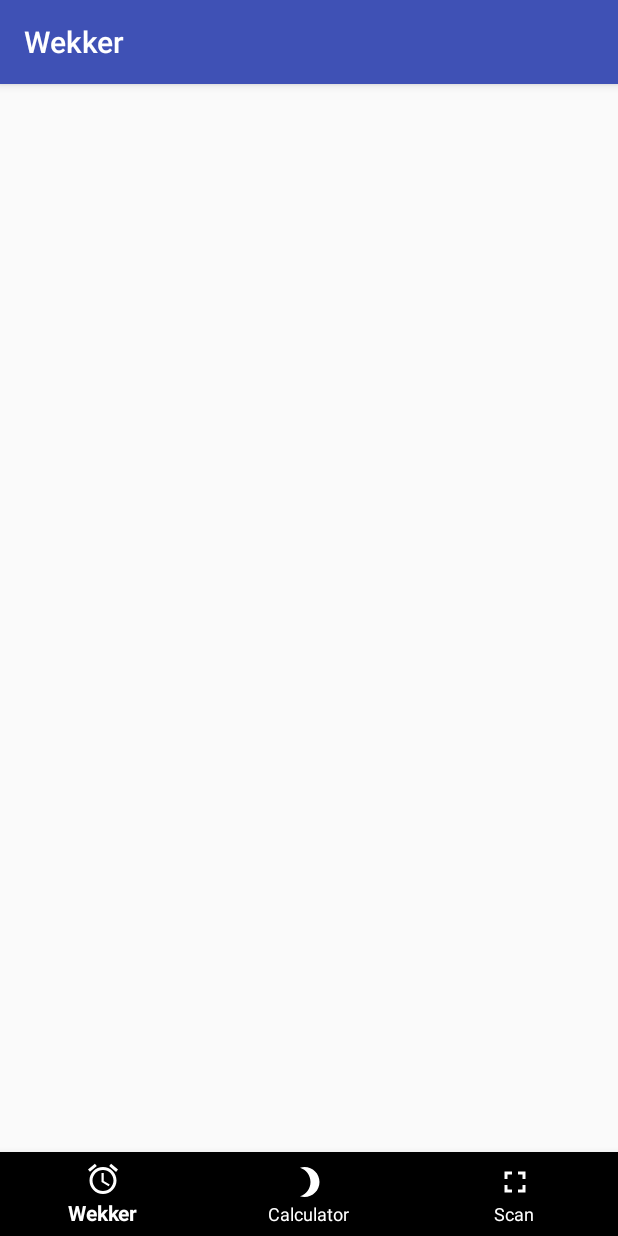
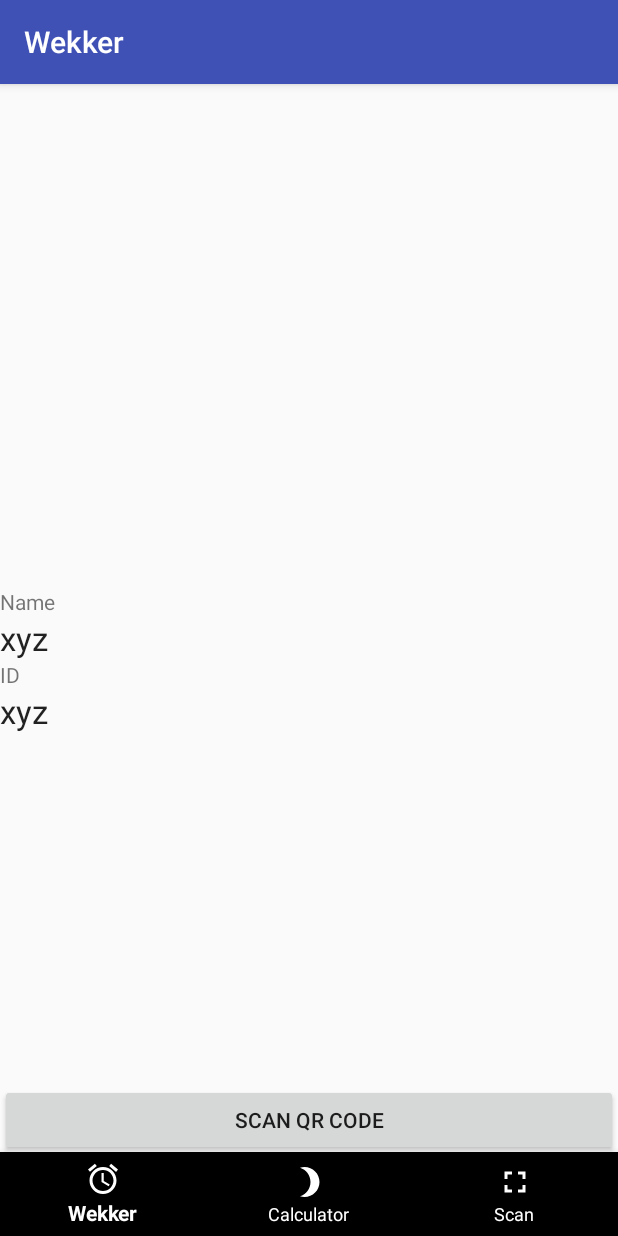
Before and after one commit to BabaCristian/AppoftheYear, an Android app: the ScannerActivity screen opened directly, with no data from a screen before it, on a phone screen of 412 x 824 dp. Run offline under Robolectric (Android 15) with nearby library versions, the phone set to English and light mode, and no system bars; libraries missing offline, so code that uses them is left out: com.google.zxing.integration; 2 statements that could not run were skipped.

Commit message:
Qr scanner works

```diff
--- a/WakeR/app/build.gradle
+++ b/WakeR/app/build.gradle
@@ -25,8 +25,8 @@ dependencies {
     implementation 'com.android.support:design:27.1.1'
     implementation 'com.android.support.constraint:constraint-layout:1.1.3'
     implementation 'com.android.support:support-v4:27.1.1'
+    implementation 'com.journeyapps:zxing-android-embedded:3.4.0'
     testImplementation 'junit:junit:4.12'
     androidTestImplementation 'com.android.support.test:runner:1.0.2'
     androidTestImplementation 'com.android.support.test.espresso:espresso-core:3.0.2'
-    implementation 'com.google.android.gms:play-services-vision:15.0.0'
 }
--- a/WakeR/app/src/main/java/com/example/crist/waker/ScannerActivity.java
+++ b/WakeR/app/src/main/java/com/example/crist/waker/ScannerActivity.java
@@ -6,11 +6,24 @@ import android.support.design.widget.BottomNavigationView;
 import android.support.v7.app.AppCompatActivity;
 import android.os.Bundle;
 import android.view.MenuItem;
+import android.view.View;
+import android.widget.Button;
 import android.widget.FrameLayout;
+import android.widget.TextView;
+import android.widget.Toast;
 
-public class ScannerActivity extends AppCompatActivity {
+import com.google.zxing.integration.android.IntentIntegrator;
+import com.google.zxing.integration.android.IntentResult;
+
+import org.json.JSONException;
+import org.json.JSONObject;
+
+public class ScannerActivity extends AppCompatActivity implements View.OnClickListener {
     private BottomNavigationView mainNav;
     private FrameLayout mainFrame;
+    private Button buttonScan;
+    private TextView textViewName, textViewID;
+    private IntentIntegrator qrScan;
     @Override
     protected void onCreate(Bundle savedInstanceState) {
         super.onCreate(savedInstanceState);
@@ -19,6 +32,12 @@ public class ScannerActivity extends AppCompatActivity {
         //init all
         mainFrame = (FrameLayout) findViewById(R.id.main_frame);
         mainNav = (BottomNavigationView) findViewById(R.id.main_nav);
+        qrScan = new IntentIntegrator(this);
+        //testing
+        buttonScan = (Button) findViewById(R.id.buttonScan);
+        textViewName = (TextView) findViewById(R.id.textViewName);
+        textViewID = (TextView) findViewById(R.id.textViewID);
+        buttonScan.setOnClickListener(this);
 
 
 
@@ -46,4 +65,37 @@ public class ScannerActivity extends AppCompatActivity {
             }
         });
     }
+    @Override
+    protected void onActivityResult(int requestCode, int resultCode, Intent data) {
+        IntentResult result = IntentIntegrator.parseActivityResult(requestCode, resultCode, data);
+        if (result != null) {
+            //if qrcode has nothing in it
+            if (result.getContents() == null) {
+                Toast.makeText(this, "Result Not Found", Toast.LENGTH_LONG).show();
+            } else {
+                //if qr contains data
+                try {
+                    //converting the data to json
+                    JSONObject obj = new JSONObject(result.getContents());
+                    //setting values to textviews
+                    textViewName.setText(obj.getString("name"));
+                    textViewID.setText(obj.getString("personalwakenr"));
+                } catch (JSONException e) {
+                    e.printStackTrace();
+                    //if control comes here
+                    //that means the encoded format not matches
+                    //in this case you can display whatever data is available on the qrcode
+                    //to a toast
+                    Toast.makeText(this, result.getContents(), Toast.LENGTH_LONG).show();
+                }
+            }
+        } else {
+            super.onActivityResult(requestCode, resultCode, data);
+        }
+    }
+
+    @Override
+    public void onClick(View view) {
+qrScan.initiateScan();
+    }
 }
--- a/WakeR/app/src/main/res/layout/activity_scanner.xml
+++ b/WakeR/app/src/main/res/layout/activity_scanner.xml
@@ -16,7 +16,48 @@
         app:itemIconTint="@android:color/white"
         app:itemTextColor="@android:color/white"
         app:menu="@menu/nav_items"></android.support.design.widget.BottomNavigationView>
+    <LinearLayout
+        android:layout_width="match_parent"
+        android:layout_height="wrap_content"
+        android:layout_centerVertical="true"
+        android:orientation="vertical">
 
+        <TextView
+            android:layout_width="match_parent"
+            android:layout_height="wrap_content"
+            android:text="Name" />
+
+        <TextView
+            android:id="@+id/textViewName"
+            android:layout_width="match_parent"
+            android:layout_height="wrap_content"
+            android:text="xyz"
+            android:textAppearance="@style/Base.TextAppearance.AppCompat.Large" />
+
+        <TextView
+            android:layout_width="match_parent"
+            android:layout_height="wrap_content"
+            android:text="ID" />
+
+        <TextView
+            android:id="@+id/textViewID"
+            android:layout_width="match_parent"
+            android:layout_height="wrap_content"
+            android:text="xyz"
+            android:textAppearance="@style/Base.TextAppearance.AppCompat.Large" />
+
+
+    </LinearLayout>
+
+    <Button
+        android:id="@+id/buttonScan"
+        android:layout_width="match_parent"
+        android:layout_height="wrap_content"
+        android:layout_alignParentStart="true"
+        android:layout_alignParentBottom="true"
+        android:layout_marginStart="0dp"
+        android:layout_marginBottom="53dp"
+        android:text="Scan QR Code" />
     <FrameLayout
         android:id="@+id/main_frame"
         android:layout_width="match_parent"
```
